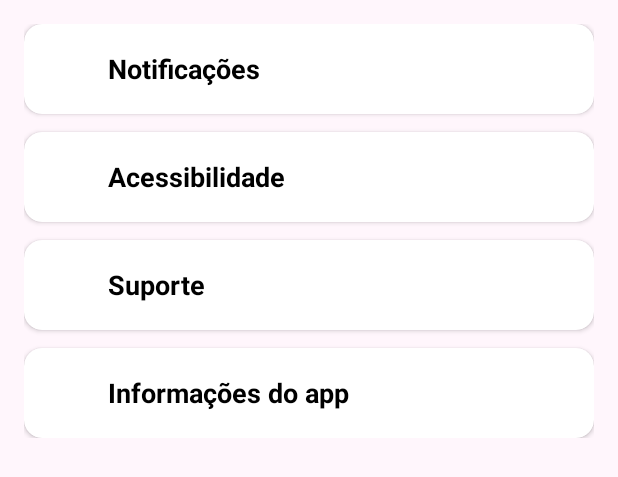
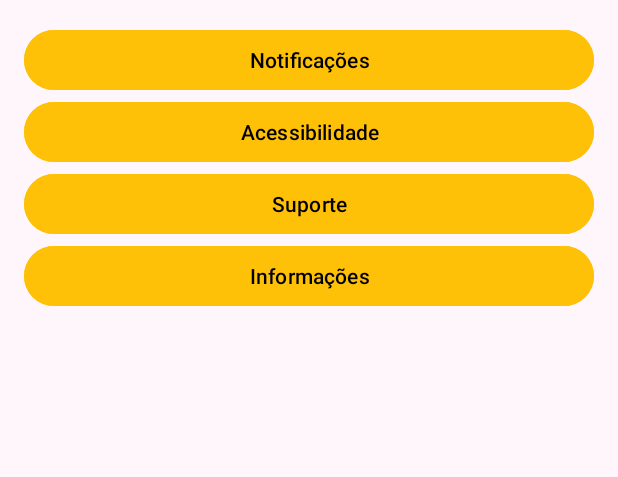
Before and after one commit to medinodev/travo-mobile, an Android app: the layout activity_configuracoes.xml on its own in the app's theme, with its tools: preview values and no code run, on a phone screen of 412 x 824 dp. Shown: the top 477 px of the screen. Run offline under Robolectric (Android 15) with nearby library versions, the phone set to English and light mode, and no system bars.

Commit message:
correção de erros

```diff
--- a/ApplicationTravo/app/src/main/java/com/example/applicationtravo/ui/configuracoes/Configuracoes.kt
+++ b/ApplicationTravo/app/src/main/java/com/example/applicationtravo/ui/configuracoes/Configuracoes.kt
@@ -1,10 +1,8 @@
 package com.example.applicationtravo.ui.configuracoes
 
 import android.os.Bundle
-import androidx.activity.enableEdgeToEdge
 import androidx.appcompat.app.AppCompatActivity
-import androidx.core.view.ViewCompat
-import androidx.core.view.WindowInsetsCompat
+import android.widget.Button
 import com.example.applicationtravo.R
 
 class Configuracoes : AppCompatActivity() {
@@ -15,9 +13,11 @@ class Configuracoes : AppCompatActivity() {
         val btnAcessibilidade = findViewById<Button>(R.id.btnAcessibilidade)
         val btnSuporte = findViewById<Button>(R.id.btnSuporte)
         val btnInformacoes = findViewById<Button>(R.id.btnInformacoes)
-        val btnMenu = findViewById<TextView>(R.id.btnMenu)
+        //ADD depois
+        /*val btnMenu = findViewById<Button>(R.id.btnMenu)
         val btnHome = findViewById<Button>(R.id.btnHome)
         val btnConfiguracoes = findViewById<Button>(R.id.btnConfiguracoes)
-        val btnDescontos = findViewById<Button>(R.id.btnDescontos)
+        val btnDescontos = findViewById<Button>(R.id.btnDescontos)*/
+
     }
 }
--- a/ApplicationTravo/app/src/main/java/com/example/applicationtravo/ui/listaServicos/ListaServicos.kt
+++ b/ApplicationTravo/app/src/main/java/com/example/applicationtravo/ui/listaServicos/ListaServicos.kt
@@ -1,22 +1,22 @@
 package com.example.applicationtravo.ui.listaServicos
 
 import android.os.Bundle
-import androidx.activity.enableEdgeToEdge
+import android.widget.Button
+import com.example.applicationtravo.R
 import androidx.appcompat.app.AppCompatActivity
-import androidx.core.view.ViewCompat
-import androidx.core.view.WindowInsetsCompat
-import com.example.applicationtravo.R
 
 class ListaServicos : AppCompatActivity() {
     override fun onCreate(savedInstanceState: Bundle?) {
         super.onCreate(savedInstanceState)
         setContentView(R.layout.activity_lista_servicos)
+        /*
         val btnHome = findViewById<Button>(R.id.btnHome)
         val btnConfiguracoes = findViewById<Button>(R.id.btnConfiguracoes)
         val btnFiltros = findViewById<Button>(R.id.btnFiltros)
         val btnAplicarFil = findViewById<Button>(R.id.btnAplicarFil)
         val btnLimparFil = findViewById<Button>(R.id.btnLimparFil)
         val btnServicos = findViewById<Button>(R.id.btnServicos)
-        val btnMenu = findViewById<TextView>(R.id.btnMenu)
+        val btnMenu = findViewById<Button>(R.id.btnMenu)
+         */
     }
 }
--- a/ApplicationTravo/app/src/main/res/layout/activity_configuracoes.xml
+++ b/ApplicationTravo/app/src/main/res/layout/activity_configuracoes.xml
@@ -11,148 +11,39 @@
         android:orientation="vertical"
         android:padding="16dp">
 
-        <androidx.cardview.widget.CardView
+        <Button
+            android:id="@+id/btnNotificacao"
             android:layout_width="match_parent"
-            android:layout_height="wrap_content"
-            android:layout_marginBottom="12dp"
-            app:cardCornerRadius="12dp"
-            app:cardElevation="2dp">
+            android:layout_height="match_parent"
+            android:text="Notificações"
+            android:backgroundTint="@color/warning"
+            android:textColor="@color/black"
+            />
+           <Button
+               android:id="@+id/btnAcessibilidade"
+               android:layout_width="match_parent"
+               android:layout_height="match_parent"
+               android:text="Acessibilidade"
+               android:backgroundTint="@color/warning"
+               android:textColor="@color/black"
+               />
+        <Button
+            android:id="@+id/btnSuporte"
+            android:layout_width="match_parent"
+            android:layout_height="match_parent"
+            android:text="Suporte"
+            android:backgroundTint="@color/warning"
+            android:textColor="@color/black"
+            />
 
-            <LinearLayout
-                android:layout_width="match_parent"
-                android:layout_height="60dp"
-                android:orientation="horizontal"
-                android:gravity="center_vertical"
-                android:paddingHorizontal="16dp">
-
-                <ImageView
-                    android:layout_width="24dp"
-                    android:layout_height="24dp"
-                    android:src="@drawable/ic_arrow_right" />
-
-                <TextView
-                    android:layout_width="0dp"
-                    android:layout_height="wrap_content"
-                    android:layout_marginStart="16dp"
-                    android:layout_weight="1"
-                    android:text="Notificações"
-                    android:textColor="#000000"
-                    android:textSize="18sp"
-                    android:textStyle="bold" />
-
-                <ImageView
-                    android:layout_width="24dp"
-                    android:layout_height="24dp"
-                    android:src="@drawable/ic_expand_more" />
-            </LinearLayout>
-        </androidx.cardview.widget.CardView>
-
-        <androidx.cardview.widget.CardView
+        <Button
+            android:id="@+id/btnInformacoes"
             android:layout_width="match_parent"
-            android:layout_height="wrap_content"
-            android:layout_marginBottom="12dp"
-            app:cardCornerRadius="12dp"
-            app:cardElevation="2dp">
-
-            <LinearLayout
-                android:layout_width="match_parent"
-                android:layout_height="60dp"
-                android:orientation="horizontal"
-                android:gravity="center_vertical"
-                android:paddingHorizontal="16dp">
-
-                <ImageView
-                    android:layout_width="24dp"
-                    android:layout_height="24dp"
-                    android:src="@drawable/ic_accessibility" />
-
-                <TextView
-                    android:layout_width="0dp"
-                    android:layout_height="wrap_content"
-                    android:layout_marginStart="16dp"
-                    android:layout_weight="1"
-                    android:text="Acessibilidade"
-                    android:textColor="#000000"
-                    android:textSize="18sp"
-                    android:textStyle="bold" />
-
-                <ImageView
-                    android:layout_width="24dp"
-                    android:layout_height="24dp"
-                    android:src="@drawable/ic_expand_more" />
-            </LinearLayout>
-        </androidx.cardview.widget.CardView>
-
-        <androidx.cardview.widget.CardView
-            android:layout_width="match_parent"
-            android:layout_height="wrap_content"
-            android:layout_marginBottom="12dp"
-            app:cardCornerRadius="12dp"
-            app:cardElevation="2dp">
-
-            <LinearLayout
-                android:layout_width="match_parent"
-                android:layout_height="60dp"
-                android:orientation="horizontal"
-                android:gravity="center_vertical"
-                android:paddingHorizontal="16dp">
-
-                <ImageView
-                    android:layout_width="24dp"
-                    android:layout_height="24dp"
-                    android:src="@drawable/ic_help" />
-
-                <TextView
-                    android:layout_width="0dp"
-                    android:layout_height="wrap_content"
-                    android:layout_marginStart="16dp"
-                    android:layout_weight="1"
-                    android:text="Suporte"
-                    android:textColor="#000000"
-                    android:textSize="18sp"
-                    android:textStyle="bold" />
-
-                <ImageView
-                    android:layout_width="24dp"
-                    android:layout_height="24dp"
-                    android:src="@drawable/ic_expand_more" />
-            </LinearLayout>
-        </androidx.cardview.widget.CardView>
-
-        <androidx.cardview.widget.CardView
-            android:layout_width="match_parent"
-            android:layout_height="wrap_content"
-            app:cardCornerRadius="12dp"
-            app:cardElevation="2dp">
-
-            <LinearLayout
-                android:layout_width="match_parent"
-                android:layout_height="60dp"
-                android:orientation="horizontal"
-                android:gravity="center_vertical"
-                android:paddingHorizontal="16dp">
-
-                <ImageView
-                    android:layout_width="24dp"
-                    android:layout_height="24dp"
-                    android:src="@drawable/ic_info" />
-
-                <TextView
-                    android:layout_width="0dp"
-                    android:layout_height="wrap_content"
-                    android:layout_marginStart="16dp"
-                    android:layout_weight="1"
-                    android:text="Informações do app"
-                    android:textColor="#000000"
-                    android:textSize="18sp"
-                    android:textStyle="bold" />
-
-                <ImageView
-                    android:layout_width="24dp"
-                    android:layout_height="24dp"
-                    android:src="@drawable/ic_expand_more" />
-            </LinearLayout>
-        </androidx.cardview.widget.CardView>
+            android:layout_height="match_parent"
+            android:text="Informações"
+            android:backgroundTint="@color/warning"
+            android:textColor="@color/black"
+            />
 
     </LinearLayout>
 </ScrollView>
```
Also changed, not shown: ApplicationTravo/app/src/main/java/com/example/applicationtravo/ui/listaCupons/ListaCupons.kt (+4 -3 lines), 1 other file.
